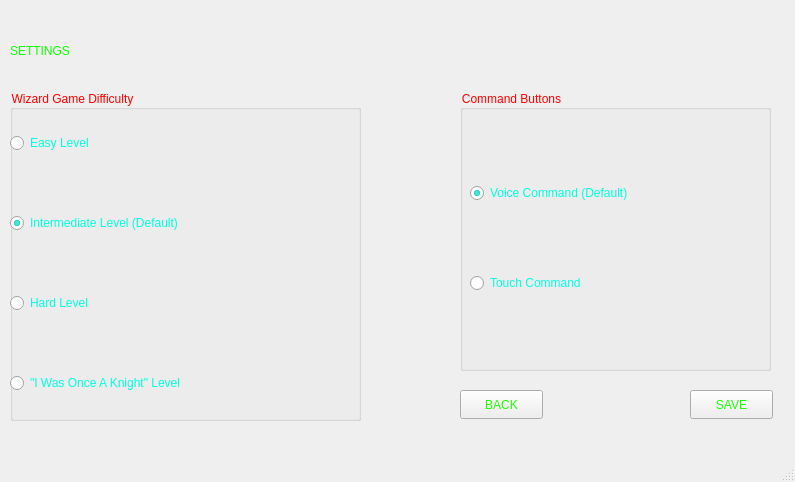
Before: the Qt Designer form embeddings/mainwindow.ui in acm-ucr/wizard-chess, drawn with Qt 5.
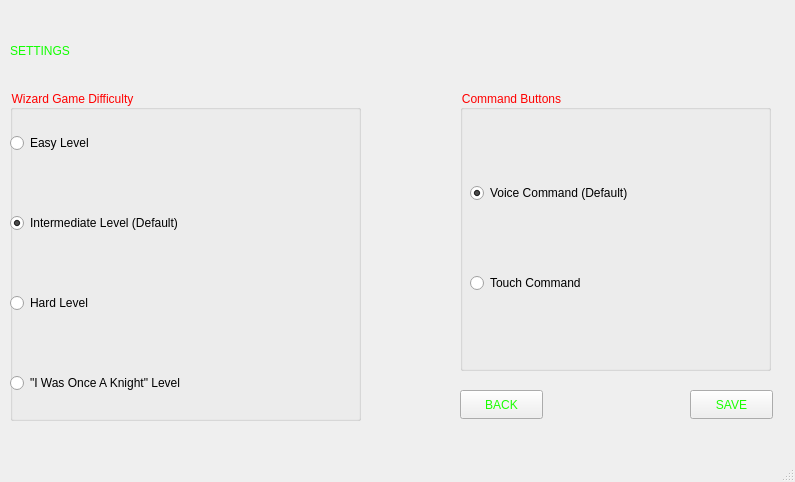
After: the same form once the commit is applied. The open tabs and pages were chosen to show the change.

The edit to the form file:
```diff
--- a/embeddings/mainwindow.ui
+++ b/embeddings/mainwindow.ui
@@ -2887,7 +2887,7 @@
         </rect>
        </property>
        <property name="styleSheet">
-        <string notr="true">color: rgb(0, 255, 225);
+        <string notr="true">color: rgb(0, 0, 0);
 font: 12pt &quot;Showcard Gothic&quot;;
 </string>
        </property>
@@ -2908,7 +2908,7 @@
         </rect>
        </property>
        <property name="styleSheet">
-        <string notr="true">color: rgb(0, 255, 225);
+        <string notr="true">color: rgb(0, 0, 0);
 font: 12pt &quot;Showcard Gothic&quot;;
 </string>
        </property>
@@ -2944,7 +2944,7 @@
         </rect>
        </property>
        <property name="styleSheet">
-        <string notr="true">color: rgb(0, 255, 225);
+        <string notr="true">color: rgb(0, 0, 0);
 font: 12pt &quot;Showcard Gothic&quot;;
 </string>
        </property>
@@ -2962,7 +2962,7 @@
         </rect>
        </property>
        <property name="styleSheet">
-        <string notr="true">color: rgb(0, 255, 225);
+        <string notr="true">color: rgb(0, 0, 0);
 font: 12pt &quot;Showcard Gothic&quot;;
 </string>
        </property>
@@ -2983,7 +2983,7 @@
         </rect>
        </property>
        <property name="styleSheet">
-        <string notr="true">color: rgb(0, 255, 225);
+        <string notr="true">color: rgb(0, 0, 0);
 font: 12pt &quot;Showcard Gothic&quot;;
 </string>
        </property>
@@ -3001,7 +3001,7 @@
         </rect>
        </property>
        <property name="styleSheet">
-        <string notr="true">color: rgb(0, 255, 225);
+        <string notr="true">color: rgb(0, 0, 0);
 font: 12pt &quot;Showcard Gothic&quot;;
 </string>
        </property>
```
Left out of the diff: 16 changed lines with no effect on the pictures.
